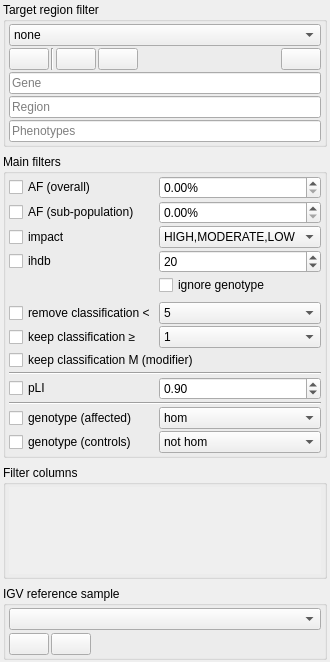
imgag/ngs-bits, file src/GSvar/FilterDockWidget.ui: the form before one commit.
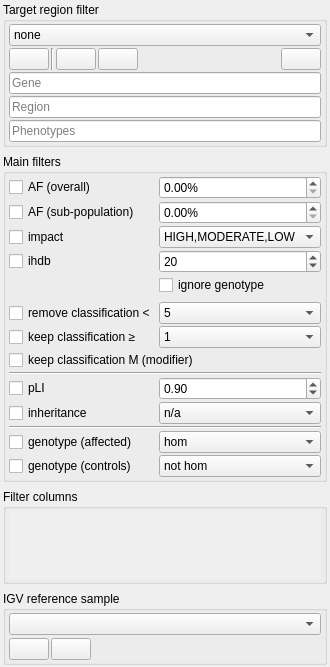
The form after the commit. Icons and pictures are not drawn. Custom widgets are drawn as their Qt base class.

Commit message: GSvar: added gene inheritance filter.

Diff of the .ui file:
```diff
--- a/src/GSvar/FilterDockWidget.ui
+++ b/src/GSvar/FilterDockWidget.ui
@@ -383,7 +383,7 @@
          </property>
         </widget>
        </item>
-       <item row="15" column="1">
+       <item row="16" column="1">
         <widget class="QComboBox" name="geno_control">
          <property name="currentIndex">
           <number>0</number>
@@ -461,7 +461,7 @@
          </property>
         </spacer>
        </item>
-       <item row="14" column="1">
+       <item row="15" column="1">
         <widget class="QComboBox" name="geno_affected">
          <item>
           <property name="text">
@@ -485,7 +485,7 @@
          </item>
         </widget>
        </item>
-       <item row="12" column="0" colspan="2">
+       <item row="13" column="0" colspan="2">
         <widget class="Line" name="line">
          <property name="orientation">
           <enum>Qt::Horizontal</enum>
@@ -512,7 +512,7 @@
          </property>
         </widget>
        </item>
-       <item row="15" column="0">
+       <item row="16" column="0">
         <widget class="QCheckBox" name="geno_control_enabled">
          <property name="toolTip">
           <string>&lt;html&gt;&lt;head/&gt;&lt;body&gt;&lt;p&gt;Genotype filter for control samples (non-affected).&lt;/p&gt;&lt;/body&gt;&lt;/html&gt;</string>
@@ -542,7 +542,7 @@
          </property>
         </widget>
        </item>
-       <item row="14" column="0">
+       <item row="15" column="0">
         <widget class="QCheckBox" name="geno_affected_enabled">
          <property name="toolTip">
           <string>&lt;html&gt;&lt;head/&gt;&lt;body&gt;&lt;p&gt;Genotype filter for affected samples.&lt;/p&gt;&lt;p&gt;Applied after all other filters.&lt;/p&gt;&lt;/body&gt;&lt;/html&gt;</string>
@@ -642,6 +642,50 @@
          </property>
         </widget>
        </item>
+       <item row="12" column="0">
+        <widget class="QCheckBox" name="gene_inh_enabled">
+         <property name="toolTip">
+          <string>&lt;html&gt;&lt;head/&gt;&lt;body&gt;&lt;p&gt;Inheritance mode filter based on ineritance annotations to genes from NGSD.&lt;/p&gt;&lt;/body&gt;&lt;/html&gt;</string>
+         </property>
+         <property name="text">
+          <string>inheritance</string>
+         </property>
+        </widget>
+       </item>
+       <item row="12" column="1">
+        <widget class="QComboBox" name="gene_inh">
+         <item>
+          <property name="text">
+           <string>n/a</string>
+          </property>
+         </item>
+         <item>
+          <property name="text">
+           <string>AR</string>
+          </property>
+         </item>
+         <item>
+          <property name="text">
+           <string>AD</string>
+          </property>
+         </item>
+         <item>
+          <property name="text">
+           <string>XLR</string>
+          </property>
+         </item>
+         <item>
+          <property name="text">
+           <string>XLD</string>
+          </property>
+         </item>
+         <item>
+          <property name="text">
+           <string>MT</string>
+          </property>
+         </item>
+        </widget>
+       </item>
       </layout>
      </widget>
     </item>
@@ -705,7 +749,7 @@
             <x>0</x>
             <y>0</y>
             <width>273</width>
-            <height>119</height>
+            <height>97</height>
            </rect>
           </property>
           <layout class="QVBoxLayout" name="verticalLayout_5">
```
The commit also changes 8 other files.
